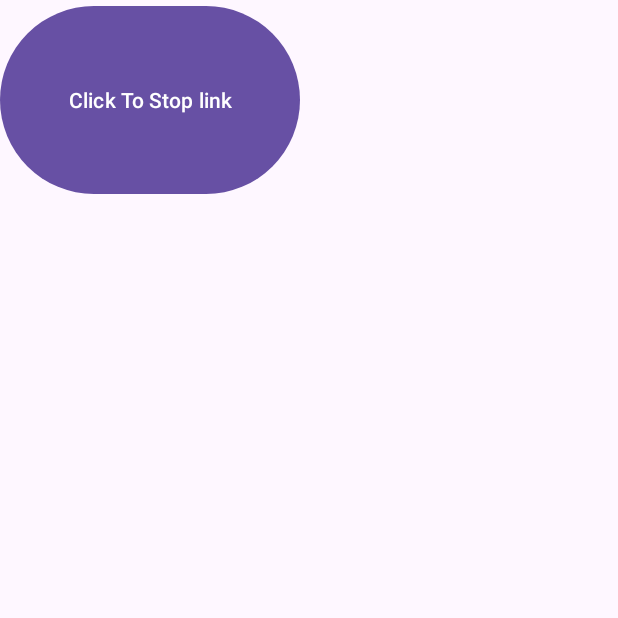
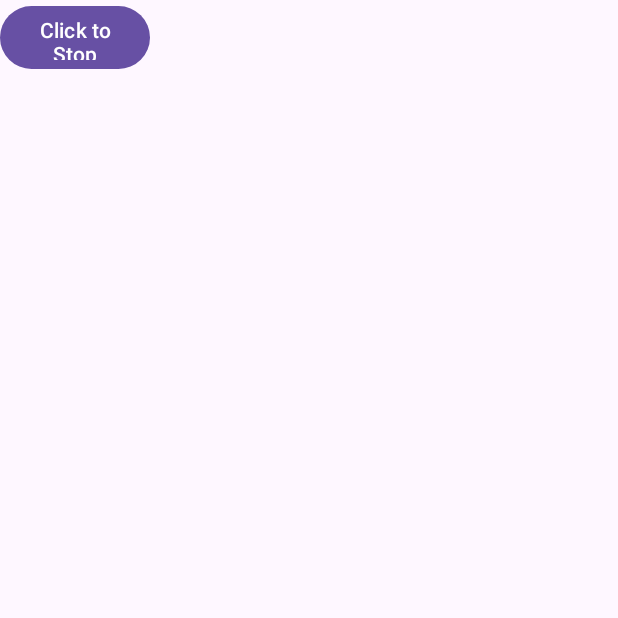
Before and after one commit to Stingray07/Eh-Iniscroll, an Android app: the screen it shows after launch (MainActivity), after a tap on "Click To Start Link", on a phone screen of 412 x 824 dp, the top half of it. Run offline under Robolectric (Android 15) with nearby library versions, the phone set to English and light mode, and no system bars.

Commit message:
Created two buttons for linking process

```diff
--- a/app/src/main/java/com/example/ehiniscroll/MainActivity.java
+++ b/app/src/main/java/com/example/ehiniscroll/MainActivity.java
@@ -1,136 +1,62 @@
 package com.example.ehiniscroll;
 
 import androidx.appcompat.app.AppCompatActivity;
-import androidx.constraintlayout.widget.ConstraintLayout;
-import androidx.constraintlayout.widget.ConstraintSet;
 
 import android.os.Bundle;
-import android.util.Log;
 import android.view.View;
 import android.widget.Button;
-import android.widget.LinearLayout.LayoutParams;
-import android.widget.RelativeLayout;
+import android.widget.HorizontalScrollView;
+import android.widget.ProgressBar;
 import android.widget.Toast;
 
-import java.util.HashMap;
-import java.util.Map;
 
 public class MainActivity extends AppCompatActivity {
-
-    private static final String TAG = "ButtonInfo";
 
     @Override
     protected void onCreate(Bundle savedInstanceState) {
         super.onCreate(savedInstanceState);
         setContentView(R.layout.activity_main);
 
-        Button myButton = findViewById(R.id.myButton);
-        Map<String, Integer> unlinkedButtonInfo = getButtonInfo(myButton);
-        for (Map.Entry<String, Integer> entry : unlinkedButtonInfo.entrySet()) {
-            String key = entry.getKey();
-            int value = entry.getValue();
-            System.out.println(key + ": " + value);
-        }
+        // initialize views
+        Button startButton = findViewById(R.id.startButton);
+        Button stopButton = findViewById(R.id.stopButton);
+        ProgressBar linkingBar = findViewById(R.id.loadingProgressBar);
+        HorizontalScrollView horizontalScrollView = findViewById(R.id.horizontalScrollView);
 
 
-        myButton.setOnClickListener(new View.OnClickListener() {
+        startButton.setOnClickListener(v -> {
+            showToast("Initializing Link");
+            startButton.setVisibility(View.INVISIBLE);
+            linkingBar.setVisibility(View.VISIBLE);
+            stopButton.setVisibility(View.VISIBLE);
+
+            // wifi logic here
+
+
+
+
+            linkingBar.setVisibility(View.INVISIBLE);
+        });
+
+        stopButton.setOnClickListener(v -> {
+            // wifi logic here
+
+            startButton.setVisibility(View.VISIBLE);
+            stopButton.setVisibility(View.INVISIBLE);
+
+            showToast("Link Stopped");
+        });
+
+        horizontalScrollView.setOnScrollChangeListener(new View.OnScrollChangeListener() {
             @Override
-            public void onClick(View v) {
-                showToast("Button Clicked!");
-                Map<String, Integer> currentButtonInfo = getButtonInfo(myButton);
-                currentButtonInfo.put("yPos", 0);
-                currentButtonInfo.put("xPos", 0);
-
-                for (Map.Entry<String, Integer> entry : currentButtonInfo.entrySet()) {
-                    String key = entry.getKey();
-                    int value = entry.getValue();
-                    System.out.println(key + ": " + value);
-                }
-
-                if (currentButtonInfo.equals(unlinkedButtonInfo)) {
-                    System.out.println("I was here");
-                    changeButtonPropertiesToLinked(myButton);
-                    changeButtonPositionToTopLeft(myButton);
-                } else {
-                    setButtonProperties(myButton, unlinkedButtonInfo);
+            public void onScrollChange(View v, int scrollX, int scrollY, int oldScrollX, int oldScrollY) {
+                if (scrollX != oldScrollX) {
+                    System.out.println("Im scrolling");
                 }
             }
         });
     }
 
-    private void changeButtonPropertiesToLinked(Button button) {
-        button.setText("Click To Stop link");
-
-        LayoutParams params = new LayoutParams(300, 200);
-        button.setLayoutParams(params);
-    }
-
-    private void changeButtonPositionToTopLeft(Button button) {
-        LayoutParams params = (LayoutParams) button.getLayoutParams();
-
-        params.setMargins(50, 100, 0, 0);
-        button.setLayoutParams(params);
-    }
-
-    private Map<String, Integer> getButtonInfo(Button button) {
-        Map<String, Integer> buttonInfo = new HashMap<>();
-
-        // Get text
-        String buttonText = button.getText().toString();
-        Log.d(TAG, "Button Text: " + buttonText);
-
-        // Get layout parameters
-        ConstraintLayout.LayoutParams params = (ConstraintLayout.LayoutParams)
-                button.getLayoutParams();
-        Integer width = params.width;
-        Integer height = params.height;
-
-        buttonInfo.put("width", width);
-        buttonInfo.put("height", height);
-
-        Log.d(TAG, "Button Width: " + width + "px, Height: " + height + "px");
-
-        // Get position
-        int[] location = new int[2];
-        button.getLocationOnScreen(location);
-        Integer x = location[0];
-        Integer y = location[1];
-
-        buttonInfo.put("xPos", x);
-        buttonInfo.put("yPos", y);
-
-        Log.d(TAG, "Button Position: x=" + x + "px, y=" + y + "px");
-
-        return buttonInfo;
-    }
-
-    private void setButtonProperties(Button button, Map<String, Integer> map) {
-        Integer width = map.get("width");
-        Integer height = map.get("height");
-        Integer xPos = map.get("xPos");
-        Integer yPos = map.get("yPos");
-
-        RelativeLayout.LayoutParams params = new RelativeLayout.LayoutParams(width, height);
-        params.setMargins(xPos, yPos, 0, 0);
-
-        button.setLayoutParams(params);
-    }
-
-//    private void setButtonPositionToMiddle(Button button) {
-//        ConstraintLayout constraintLayout = findViewById(R.id.constraintLayout);
-//
-//        ConstraintSet constraintSet = new ConstraintSet();
-//        constraintSet.clone(constraintLayout);
-//
-//        // Set constraints to center the button
-//        constraintSet.connect(myButton.getId(), ConstraintSet.TOP, ConstraintSet.PARENT_ID, ConstraintSet.TOP);
-//        constraintSet.connect(myButton.getId(), ConstraintSet.BOTTOM, ConstraintSet.PARENT_ID, ConstraintSet.BOTTOM);
-//        constraintSet.connect(myButton.getId(), ConstraintSet.START, ConstraintSet.PARENT_ID, ConstraintSet.START);
-//        constraintSet.connect(myButton.getId(), ConstraintSet.END, ConstraintSet.PARENT_ID, ConstraintSet.END);
-//
-//        // Apply the constraints
-//        constraintSet.applyTo(constraintLayout);
-//    }
 
     private void showToast(String message) {
         Toast.makeText(this, message, Toast.LENGTH_SHORT).show();
--- a/app/src/main/res/layout/activity_main.xml
+++ b/app/src/main/res/layout/activity_main.xml
@@ -6,8 +6,17 @@
     android:layout_height="match_parent"
     tools:context=".MainActivity">
 
+    <HorizontalScrollView
+        android:id="@+id/horizontalScrollView"
+        android:layout_width="match_parent"
+        android:layout_height="match_parent"
+        app:layout_constraintTop_toTopOf="parent"
+        app:layout_constraintBottom_toBottomOf="parent"
+        app:layout_constraintStart_toStartOf="parent"
+        app:layout_constraintEnd_toEndOf="parent"/>
+
         <Button
-        android:id="@+id/myButton"
+            android:id="@+id/startButton"
             android:layout_width="200dp"
             android:layout_height="150dp"
             android:text="Click To Start Link"
@@ -17,5 +26,31 @@
             app:layout_constraintEnd_toEndOf="parent"
             android:layout_marginTop="16dp" />
 
+        <Button
+            android:id="@+id/stopButton"
+            android:layout_width="100dp"
+            android:layout_height="50dp"
+            android:text="Click to Stop Link"
+            android:visibility="invisible"
+            app:layout_constraintTop_toTopOf="parent"
+            app:layout_constraintBottom_toBottomOf="parent"
+            app:layout_constraintStart_toStartOf="parent"
+            app:layout_constraintEnd_toEndOf="parent"
+            app:layout_constraintVertical_bias="0"
+            app:layout_constraintHorizontal_bias="0" />
+
+        <ProgressBar
+            android:id="@+id/loadingProgressBar"
+            android:layout_width="wrap_content"
+            android:layout_height="wrap_content"
+            android:layout_centerInParent="true"
+            android:visibility="invisible"
+            style="@android:style/Widget.ProgressBar.Large"
+            android:layout_centerHorizontal="true"
+            android:layout_centerVertical="true"
+            app:layout_constraintTop_toTopOf="parent"
+            app:layout_constraintBottom_toBottomOf="parent"
+            app:layout_constraintStart_toStartOf="parent"
+            app:layout_constraintEnd_toEndOf="parent"/>
 
 </androidx.constraintlayout.widget.ConstraintLayout>
```
Lines whose indentation alone changed are shown as unchanged.
